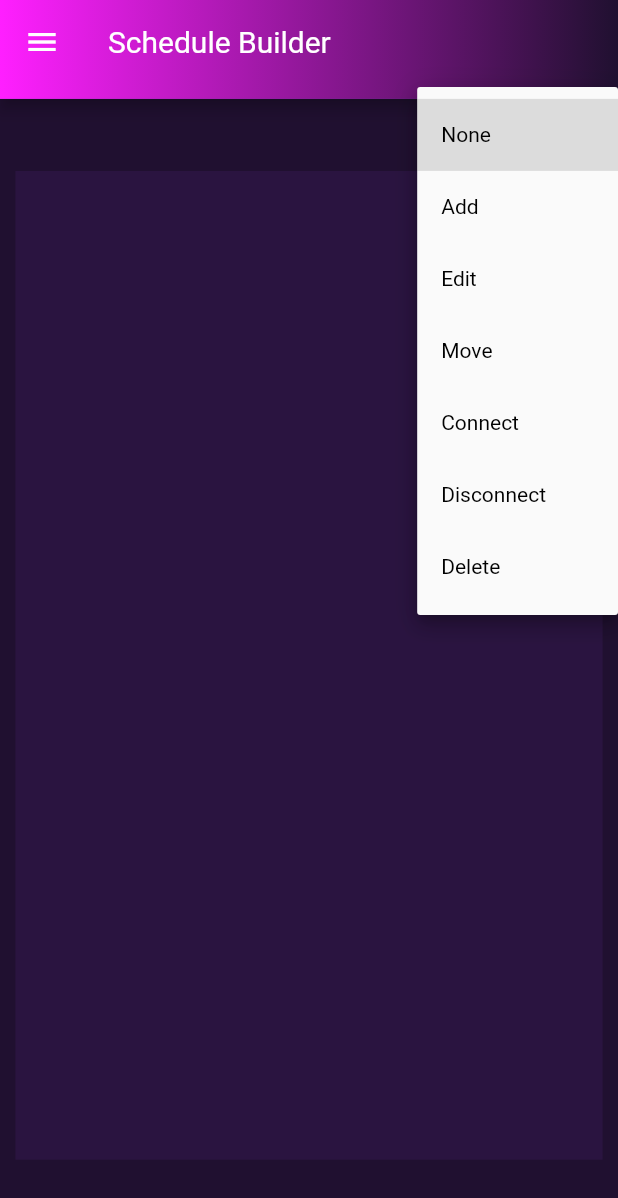
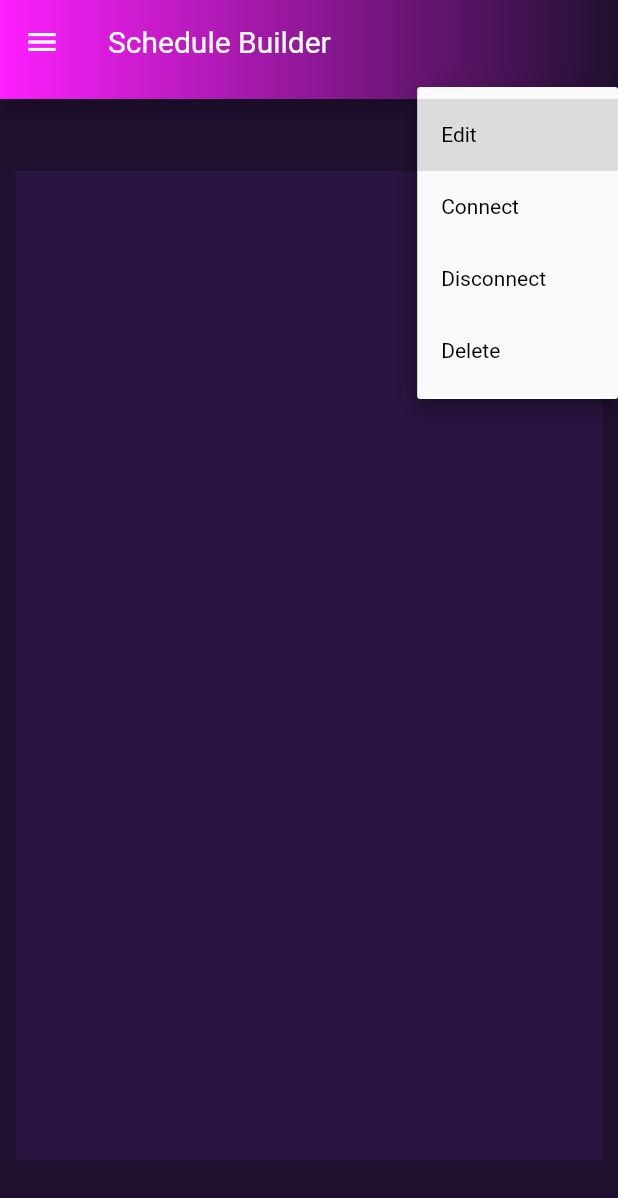
Before and after one commit to bcs4313/flutter_quasar_app, a Flutter app: the TreeBuilderStateful screen opened directly, after a tap on "Edit Mode", on a phone screen of 412 x 824 dp. Shown: the top 1198 px of the screen. Run offline on Flutter 3.47's test engine with Material 2 defaults, Android fonts, the phone set to English and light mode, and no system bars; our stand-ins replace cloud_firestore, firebase_auth, firebase_core; accounts and stored records are empty.

Commit message:
Simplified Drop-Down Options

```diff
--- a/lib/windows/navigation_pages/drawer_contruct/controller_drawer.dart
+++ b/lib/windows/navigation_pages/drawer_contruct/controller_drawer.dart
@@ -1,7 +1,6 @@
 import 'package:flutter/cupertino.dart';
 import 'package:flutter/material.dart';
 import 'package:flutter_quasar_app/windows/navigation_pages/event_editor/main_page/extension_event_editor.dart';
-import 'package:flutter_quasar_app/windows/navigation_pages/event_editor/scheduler/extension_scheduler.dart';
 import 'package:flutter_quasar_app/windows/navigation_pages/event_editor/tree_builder/extension_tree_builder.dart';
 import 'package:flutter_quasar_app/windows/navigation_pages/home_page/view_homepage.dart';
 import 'package:flutter_quasar_app/windows/navigation_pages/my_profile/view_profile_home.dart';
--- a/lib/windows/navigation_pages/event_editor/tree_builder/controller_tree_builder.dart
+++ b/lib/windows/navigation_pages/event_editor/tree_builder/controller_tree_builder.dart
@@ -70,11 +70,9 @@ class ControllerTreeBuilder
 
     // Add a node if in "add" mode
     print("Mode == " + func);
-    if(func == "Add") {
-        parent.setState(() {
-          parent.children.add(new TreeNodeStateful(l_y, l_x, this));
-        });
-    }
+    parent.setState(() {
+      parent.children.add(new TreeNodeStateful(l_y, l_x, this));
+    });
   }
 
   // remove a node pair if their nodes match with the requested arguments
--- a/lib/windows/navigation_pages/event_editor/tree_builder/view_tree_builder.dart
+++ b/lib/windows/navigation_pages/event_editor/tree_builder/view_tree_builder.dart
@@ -75,10 +75,7 @@ class ViewTreeBuilder extends State<TreeBuilderStateful>
                   style: TextStyle(color: Colors.white),
                   iconEnabledColor:Colors.black,
                   items: <String>[
-                    'None',
-                    'Add',
                     'Edit',
-                    'Move',
                     'Connect',
                     'Disconnect',
                     'Delete',
```
